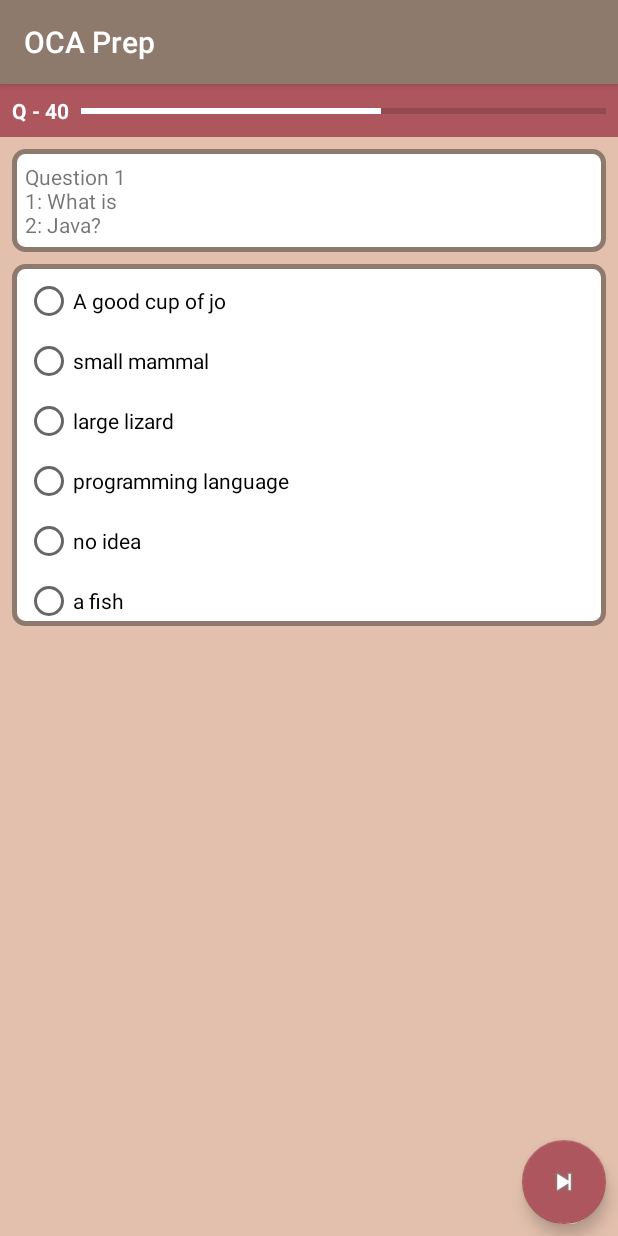
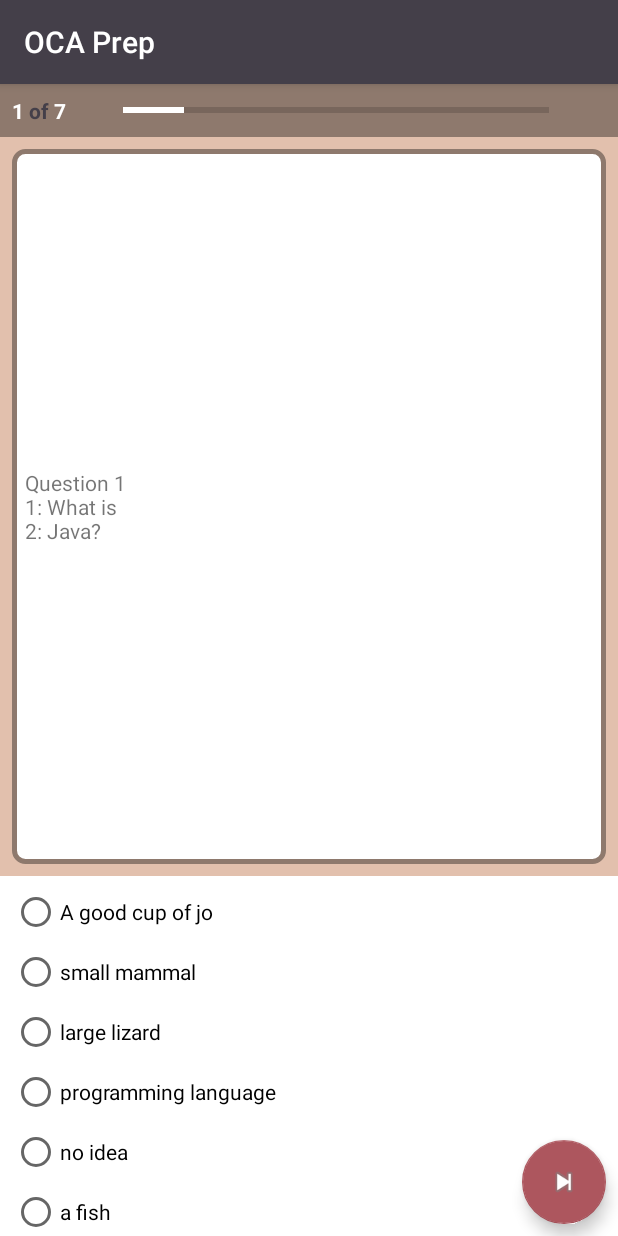
Before and after one commit to davej33/oca_808, an Android app: the screen it shows after launch (QuestionsActivity), after a tap on an icon or button, on a phone screen of 412 x 824 dp. Run offline under Robolectric (Android 15) with nearby library versions, the phone set to English and light mode, and no system bars; our stand-ins replace Room's generated code.

Commit message:
progress bar responsive, updated test UI

```diff
--- a/app/src/main/java/com/android/example/oca_808/QuestionsActivity.java
+++ b/app/src/main/java/com/android/example/oca_808/QuestionsActivity.java
@@ -1,10 +1,16 @@
 package com.android.example.oca_808;
 
+import android.annotation.TargetApi;
 import android.arch.lifecycle.Observer;
+import android.graphics.drawable.ColorDrawable;
+import android.graphics.drawable.Drawable;
 import android.net.Uri;
+import android.os.Build;
 import android.os.Bundle;
 import android.support.annotation.Nullable;
+import android.support.design.widget.AppBarLayout;
 import android.support.design.widget.FloatingActionButton;
+import android.support.v7.app.ActionBar;
 import android.support.v7.app.AppCompatActivity;
 import android.util.Log;
 import android.view.View;
@@ -29,11 +35,18 @@ public class QuestionsActivity extends AppCompatActivity implements QuestionFrag
     private FloatingActionButton mFAB;
 
 
+    @TargetApi(Build.VERSION_CODES.M)
     @Override
     protected void onCreate(@Nullable Bundle savedInstanceState) {
         super.onCreate(savedInstanceState);
         setContentView(R.layout.activity_question);
         mViewModel = new QuestionsViewModel(getApplicationContext());
+        View decorView = getWindow().getDecorView();
+// Hide the status bar.
+        int uiOptions = View.SYSTEM_UI_FLAG_FULLSCREEN;
+        decorView.setSystemUiVisibility(uiOptions);
+        ActionBar actionBar = getSupportActionBar();
+        if(actionBar != null) actionBar.setBackgroundDrawable(new ColorDrawable(getResources().getColor(R.color.colorPrimaryDark, null)));
 
         if (mFAB == null) {
             Log.w(LOG_TAG, "new FAB");
@@ -62,12 +75,13 @@ public class QuestionsActivity extends AppCompatActivity implements QuestionFrag
             });
         }
         displayContent();
+        getSupportFragmentManager().beginTransaction().replace(R.id.progress_container, ProgressFragment.newInstance(null, null)).commit();
         subscribe();
     }
 
     private void displayContent() {
         getSupportFragmentManager().beginTransaction().replace(R.id.question_container, QuestionFragment.newInstance(questionNum, null)).commit();
-        getSupportFragmentManager().beginTransaction().replace(R.id.progress_container, ProgressFragment.newInstance(null, null)).commit();
+//        getSupportFragmentManager().beginTransaction().replace(R.id.progress_container, ProgressFragment.newInstance(null, null)).commit();
         getSupportFragmentManager().beginTransaction().replace(R.id.answer_container, AnswerFragment.newInstance(null, null)).commit();
         mFAB.setImageResource(android.R.drawable.ic_media_next);
     }
--- a/app/src/main/java/com/android/example/oca_808/fragment/ProgressFragment.java
+++ b/app/src/main/java/com/android/example/oca_808/fragment/ProgressFragment.java
@@ -1,14 +1,19 @@
 package com.android.example.oca_808.fragment;
 
+import android.arch.lifecycle.Observer;
 import android.content.Context;
 import android.net.Uri;
 import android.os.Bundle;
+import android.support.annotation.Nullable;
 import android.support.v4.app.Fragment;
 import android.view.LayoutInflater;
 import android.view.View;
 import android.view.ViewGroup;
+import android.widget.ProgressBar;
+import android.widget.TextView;
 
 import com.android.example.oca_808.R;
+import com.android.example.oca_808.view_model.QuestionsViewModel;
 
 /**
  * A simple {@link Fragment} subclass.
@@ -19,6 +24,14 @@ import com.android.example.oca_808.R;
  * create an instance of this fragment.
  */
 public class ProgressFragment extends Fragment {
+
+    private static int mQuestionNumber;
+    private static int mQuestionCount;
+    private QuestionsViewModel mViewModel;
+    private TextView mProgressQuestionNumberDisplay;
+    private TextView mQuestionCountDisplay;
+
+    private ProgressBar mBar;
     // TODO: Rename parameter arguments, choose names that match
     // the fragment initialization parameters, e.g. ARG_ITEM_NUMBER
     private static final String ARG_PARAM1 = "param1";
@@ -59,13 +72,42 @@ public class ProgressFragment extends Fragment {
             mParam1 = getArguments().getString(ARG_PARAM1);
             mParam2 = getArguments().getString(ARG_PARAM2);
         }
+
     }
 
     @Override
     public View onCreateView(LayoutInflater inflater, ViewGroup container,
                              Bundle savedInstanceState) {
         // Inflate the layout for this fragment
-        return inflater.inflate(R.layout.fragment_progress, container, false);
+        View view = inflater.inflate(R.layout.fragment_progress, container, false);
+        mViewModel = new QuestionsViewModel(getContext());
+        mQuestionNumber = mViewModel.getmWhereWeAt();
+        mQuestionCount = mViewModel.getQuestionCount();
+
+        mBar = view.findViewById(R.id.progressBar);
+        mBar.setMax(mQuestionCount);
+        mBar.setProgress(mQuestionNumber);
+
+        mProgressQuestionNumberDisplay = view.findViewById(R.id.question_number_prog);
+        mQuestionCountDisplay = view.findViewById(R.id.question_count_prog);
+        mProgressQuestionNumberDisplay.setText(String.valueOf(mQuestionNumber));
+        mQuestionCountDisplay.setText(String.valueOf(mQuestionCount));
+
+        subscribe();
+
+        return view;
+    }
+
+    private void subscribe() {
+
+        final Observer<Integer> questionObserver = new Observer<Integer>() {
+            @Override
+            public void onChanged(@Nullable Integer qNum) {
+                mBar.setProgress(qNum);
+                mProgressQuestionNumberDisplay.setText(String.valueOf(qNum));
+            }
+        };
+        mViewModel.newQuestion().observe(this, questionObserver);
     }
 
     // TODO: Rename method, update argument and hook method into UI event
@@ -92,6 +134,7 @@ public class ProgressFragment extends Fragment {
         mListener = null;
     }
 
+
     /**
      * This interface must be implemented by activities that contain this
      * fragment to allow an interaction in this fragment to be communicated
--- a/app/src/main/java/com/android/example/oca_808/view_model/QuestionsViewModel.java
+++ b/app/src/main/java/com/android/example/oca_808/view_model/QuestionsViewModel.java
@@ -25,7 +25,7 @@ public class QuestionsViewModel extends ViewModel {
     // Question vars
     private static ArrayList<QuestionEntity> mQuestionsList;
     private static MutableLiveData<Integer> mQuestionNumber;
-    private QuestionEntity mCurrentQuestion;
+    private static QuestionEntity mCurrentQuestion;
     private static int mWhereWeAt;
 
     // Test vars
@@ -148,4 +148,12 @@ public class QuestionsViewModel extends ViewModel {
         mQuestionNumber.setValue(--mWhereWeAt);
         mCurrentQuestion = mQuestionsList.get(mWhereWeAt);
     }
+
+    public int getmWhereWeAt(){
+        return mWhereWeAt;
+    }
+
+    public int getQuestionCount(){
+        return mQuestionsList.size();
+    }
 }
--- a/app/src/main/res/drawable/background_buttons_home.xml
+++ b/app/src/main/res/drawable/background_buttons_home.xml
@@ -1,6 +1,6 @@
 <?xml version="1.0" encoding="UTF-8"?>
 <shape xmlns:android="http://schemas.android.com/apk/res/android">
-    <solid android:color="@color/colorAccent"/>
+    <solid android:color="@color/colorLightTan"/>
 
     <stroke android:width="3dp"
         android:color="#fff"
--- a/app/src/main/res/layout/activity_home.xml
+++ b/app/src/main/res/layout/activity_home.xml
@@ -4,7 +4,7 @@
     xmlns:tools="http://schemas.android.com/tools"
     android:layout_width="match_parent"
     android:layout_height="match_parent"
-    android:background="@color/colorLightTan"
+    android:background="@color/colorAccent"
     tools:context="com.android.example.oca_808.HomeActivity">
 
     <ImageButton
@@ -20,7 +20,8 @@
         app:layout_constraintEnd_toStartOf="@+id/practice_button_view"
         app:layout_constraintHorizontal_bias="0.5"
         app:layout_constraintStart_toStartOf="parent"
-        app:layout_constraintTop_toTopOf="parent" />
+        app:layout_constraintTop_toTopOf="parent"
+        android:layout_marginLeft="8dp" />
 
     <TextView
         android:id="@+id/textView"
@@ -54,7 +55,8 @@
         app:layout_constraintEnd_toEndOf="parent"
         app:layout_constraintHorizontal_bias="0.5"
         app:layout_constraintStart_toEndOf="@+id/test_button"
-        app:layout_constraintTop_toTopOf="parent" />
+        app:layout_constraintTop_toTopOf="parent"
+        android:layout_marginRight="8dp" />
 
     <TextView
         android:id="@+id/practice_text"
@@ -75,18 +77,4 @@
         app:layout_constraintStart_toStartOf="@+id/practice_button_view"
         app:layout_constraintTop_toTopOf="@+id/practice_button_view" />
 
-    <!--<ImageView-->
-    <!--android:id="@+id/imageView2"-->
-    <!--android:layout_width="100dp"-->
-    <!--android:layout_height="100dp"-->
-    <!--android:layout_marginBottom="8dp"-->
-    <!--android:layout_marginStart="16dp"-->
-    <!--android:layout_marginLeft="16dp"-->
-    <!--android:layout_marginTop="8dp"-->
-    <!--app:layout_constraintBottom_toBottomOf="parent"-->
-    <!--app:layout_constraintEnd_toStartOf="@+id/test_view"-->
-    <!--app:layout_constraintHorizontal_bias="0.5"-->
-    <!--app:layout_constraintStart_toStartOf="parent"-->
-    <!--app:layout_constraintTop_toTopOf="parent"-->
-    <!--app:srcCompat="@android:color/holo_blue_bright" />-->
 </android.support.constraint.ConstraintLayout>
--- a/app/src/main/res/layout/activity_question.xml
+++ b/app/src/main/res/layout/activity_question.xml
@@ -6,6 +6,20 @@
     android:layout_height="match_parent"
     android:background="@color/colorLightTan"
     android:layout_margin="0dp">
+
+
+    <android.support.design.widget.FloatingActionButton
+        android:id="@+id/floatingActionButton"
+        android:layout_width="wrap_content"
+        android:layout_height="wrap_content"
+        android:layout_marginBottom="8dp"
+        android:layout_marginEnd="8dp"
+        android:clickable="true"
+        android:focusable="true"
+        app:layout_constraintBottom_toBottomOf="parent"
+        app:layout_constraintEnd_toEndOf="parent"
+        app:srcCompat="@android:drawable/ic_media_next"
+        android:layout_marginRight="8dp" />
 
     <FrameLayout
         android:id="@+id/progress_container"
@@ -22,38 +36,22 @@
         android:id="@+id/answer_container"
         android:layout_width="0dp"
         android:layout_height="wrap_content"
-        android:layout_marginEnd="8dp"
-        android:elevation="24dp"
-        android:layout_marginStart="8dp"
-        android:layout_marginTop="8dp"
+        app:layout_constraintBottom_toBottomOf="parent"
         app:layout_constraintEnd_toEndOf="parent"
         app:layout_constraintHorizontal_bias="1.0"
-        app:layout_constraintStart_toStartOf="parent"
-        app:layout_constraintTop_toBottomOf="@+id/question_container">
+        app:layout_constraintStart_toStartOf="parent">
 
     </FrameLayout>
-
-    <android.support.design.widget.FloatingActionButton
-        android:id="@+id/floatingActionButton"
-        android:layout_width="wrap_content"
-        android:layout_height="wrap_content"
-        android:layout_marginBottom="8dp"
-        android:layout_marginEnd="8dp"
-        android:layout_marginRight="8dp"
-        android:clickable="true"
-        android:focusable="true"
-        app:layout_constraintBottom_toBottomOf="parent"
-        app:layout_constraintEnd_toEndOf="parent"
-        app:srcCompat="@android:drawable/ic_media_next" />
 
     <FrameLayout
         android:id="@+id/question_container"
         android:layout_width="0dp"
-        android:layout_height="wrap_content"
+        android:layout_height="0dp"
+        android:layout_marginBottom="8dp"
         android:layout_marginEnd="8dp"
-        android:elevation="24dp"
         android:layout_marginStart="8dp"
         android:layout_marginTop="8dp"
+        app:layout_constraintBottom_toTopOf="@+id/answer_container"
         app:layout_constraintEnd_toEndOf="parent"
         app:layout_constraintStart_toStartOf="parent"
         app:layout_constraintTop_toBottomOf="@+id/progress_container" />
--- a/app/src/main/res/layout/fragment_answer.xml
+++ b/app/src/main/res/layout/fragment_answer.xml
@@ -3,7 +3,7 @@
     xmlns:tools="http://schemas.android.com/tools"
     android:layout_width="match_parent"
     android:layout_height="match_parent"
-    android:background="@drawable/backgound_rounded_corners"
+    android:background="#fff"
     tools:context="com.android.example.oca_808.fragment.AnswerFragment">
 
     <!-- TODO: Update blank fragment layout -->
--- a/app/src/main/res/layout/fragment_progress.xml
+++ b/app/src/main/res/layout/fragment_progress.xml
@@ -3,18 +3,18 @@
     xmlns:tools="http://schemas.android.com/tools"
     android:layout_width="match_parent"
     android:layout_height="match_parent"
-    android:background="@color/colorAccent"
+    android:background="@color/colorPrimary"
     tools:context="com.android.example.oca_808.fragment.ProgressFragment">
 
-    <!-- TODO: Update blank fragment layout -->
     <TextView
-        android:id="@+id/question_prog_view"
+        android:id="@+id/question_number_prog"
         android:layout_width="0dp"
         android:layout_height="wrap_content"
         android:layout_marginBottom="8dp"
+        android:layout_marginLeft="8dp"
         android:layout_marginStart="8dp"
         android:layout_marginTop="8dp"
-        android:text="Q - "
+        android:text="1"
         android:textColor="#fff"
         android:textStyle="bold"
         app:layout_constraintBottom_toBottomOf="parent"
@@ -22,33 +22,46 @@
         app:layout_constraintTop_toTopOf="parent" />
 
     <TextView
-        android:id="@+id/question_prog_count"
+        android:id="@+id/question_prog_of"
         android:layout_width="0dp"
         android:layout_height="wrap_content"
         android:layout_marginBottom="8dp"
         android:layout_marginTop="8dp"
-        android:text="40"
-        android:textColor="#fff"
+        android:text=" of "
+        android:textColor="@color/colorPrimaryDark"
         android:textStyle="bold"
         app:layout_constraintBottom_toBottomOf="parent"
-        app:layout_constraintStart_toEndOf="@+id/question_prog_view"
+        app:layout_constraintStart_toEndOf="@+id/question_number_prog"
         app:layout_constraintTop_toTopOf="parent" />
+
 
     <ProgressBar
         android:id="@+id/progressBar"
         style="?android:attr/progressBarStyleHorizontal"
-        android:layout_width="0dp"
-        android:layout_height="wrap_content"
+        android:layout_width="284dp"
+        android:layout_height="19dp"
         android:layout_marginBottom="8dp"
         android:layout_marginEnd="8dp"
-        android:layout_marginStart="8dp"
+        android:layout_marginRight="8dp"
         android:layout_marginTop="8dp"
         android:max="70"
-        android:progress="40"
+        android:progress="1"
         android:progressTint="@android:color/background_light"
         app:layout_constraintBottom_toBottomOf="parent"
         app:layout_constraintEnd_toEndOf="parent"
-        app:layout_constraintStart_toEndOf="@+id/question_prog_count"
+        app:layout_constraintStart_toEndOf="@+id/question_count_prog"
         app:layout_constraintTop_toTopOf="parent" />
 
+    <TextView
+        android:id="@+id/question_count_prog"
+        android:layout_width="wrap_content"
+        android:layout_height="wrap_content"
+
+        android:textColor="#fff"
+        android:textStyle="bold"
+        app:layout_constraintBottom_toBottomOf="parent"
+        app:layout_constraintStart_toEndOf="@+id/question_prog_of"
+        app:layout_constraintTop_toTopOf="parent"
+        tools:text="75" />
+
 </android.support.constraint.ConstraintLayout>
--- a/app/src/main/res/layout/fragment_question.xml
+++ b/app/src/main/res/layout/fragment_question.xml
@@ -11,6 +11,7 @@
         android:layout_width="match_parent"
         android:layout_height="match_parent"
         android:layout_margin="8dp"
+        android:gravity="center_vertical"
         android:text="question frag" />
 
 </FrameLayout>
```
